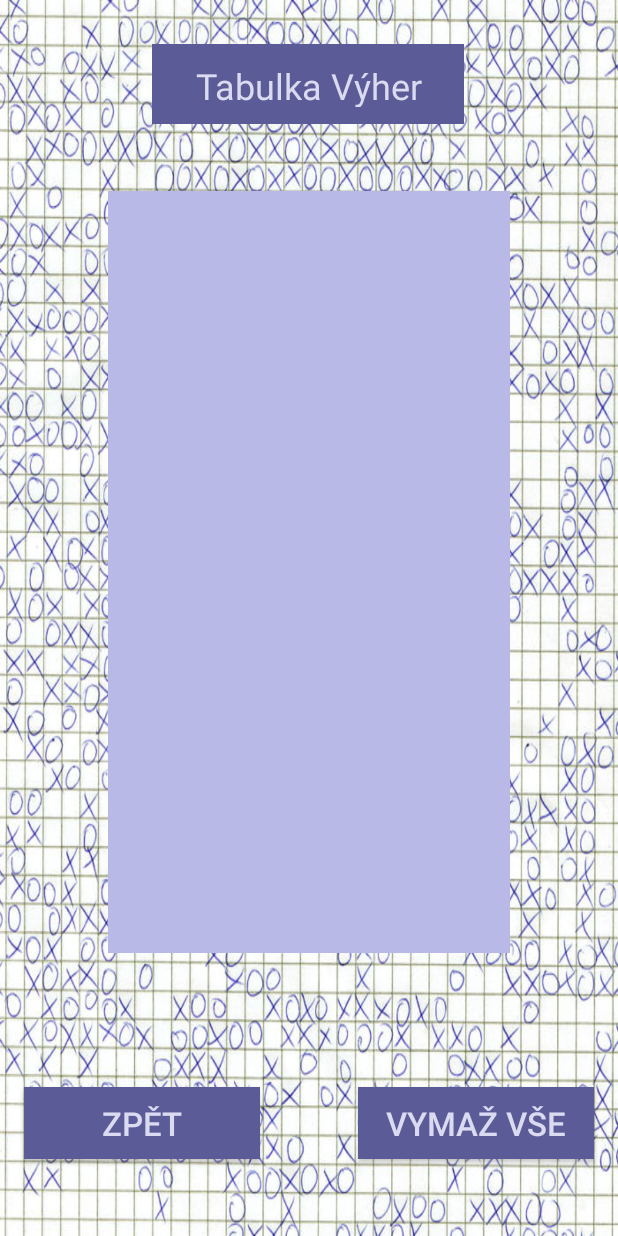
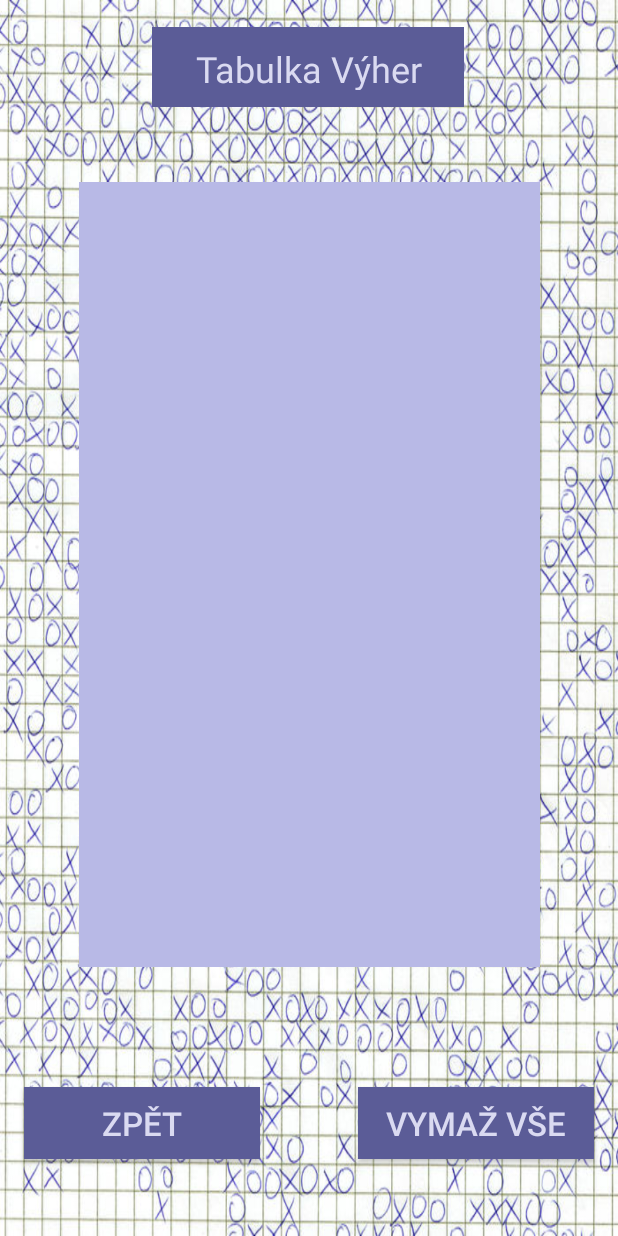
Before and after one commit to dudethefairy/Piskvorky, an Android app: the layout activity_tabulka.xml on its own in the app's theme, with its tools: preview values and no code run, on a phone screen of 412 x 824 dp. Run offline under Robolectric (Android 15) with nearby library versions, the phone set to English and light mode, and no system bars.

Commit message:
database + activity

```diff
--- a/app/src/main/res/layout/activity_tabulka.xml
+++ b/app/src/main/res/layout/activity_tabulka.xml
@@ -8,8 +8,8 @@
 
     <TextView
         android:id="@+id/textview_tabulka"
-        android:layout_width="268dp"
-        android:layout_height="508dp"
+        android:layout_width="307dp"
+        android:layout_height="523dp"
         android:background="#B8B9E6"
         android:capitalize="characters"
         app:layout_constraintBottom_toBottomOf="parent"
@@ -36,7 +36,7 @@
         app:layout_constraintHorizontal_bias="0.497"
         app:layout_constraintStart_toStartOf="parent"
         app:layout_constraintTop_toTopOf="parent"
-        app:layout_constraintVertical_bias="0.038" />
+        app:layout_constraintVertical_bias="0.023" />
 
     <Button
         android:id="@+id/butt_Back"
@@ -54,7 +54,7 @@
         app:layout_constraintVertical_bias="0.934" />
 
     <Button
-        android:id="@+id/butt_Back2"
+        android:id="@+id/butt_Vymaz"
         android:layout_width="157dp"
         android:layout_height="48dp"
         android:background="#5B5C97"
```
Also changed, not shown: app/src/main/java/com/example/piskvorky/MainActivity.kt (+2 -8 lines), app/src/main/java/com/example/piskvorky/TabulkaVyherActivity.kt (+39 -1 lines).
